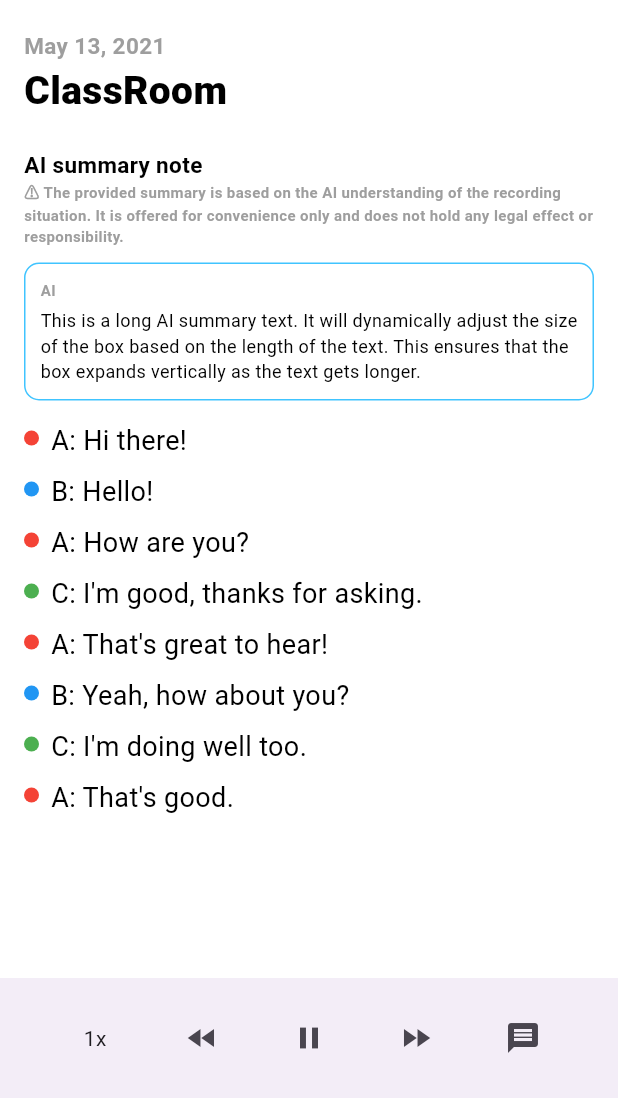
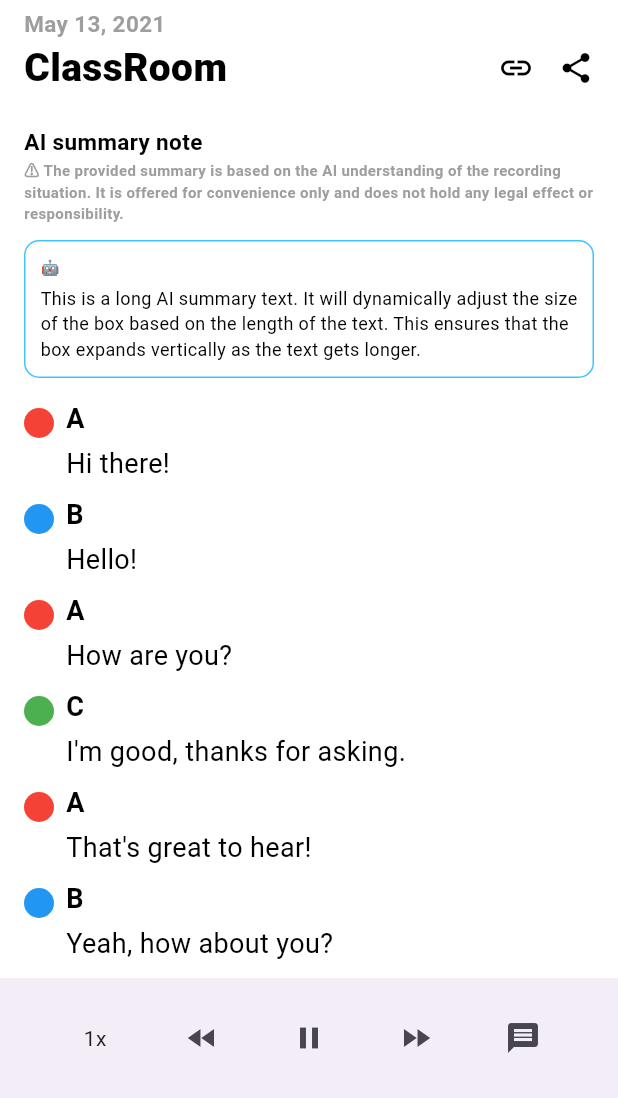
Before and after one commit to AGILE-CK/GDSC-Archivit-Frontend, a Flutter app: the VoiceTextScreen screen opened directly, on a phone screen of 412 x 824 dp, the part 138-1236 px from its top. Run offline on Flutter 3.47's test engine with Material 3 defaults, Android fonts, the phone set to English and light mode, and no system bars; our stand-ins replace fluentui_system_icons, flutter_screenutil, flutter_speed_dial, get.

Commit message:
asa
asas

```diff
--- a/lib/home/voice_setting.dart
+++ b/lib/home/voice_setting.dart
@@ -22,7 +22,10 @@ class _VoiceSettingScreenState extends State<VoiceSettingScreen> {
               children: [
                 Container(
                   margin: EdgeInsets.only(left: 16.0, top: 44.0, right: 16.0),
-                  child: Text(
+                  child: Row(
+                    mainAxisAlignment: MainAxisAlignment.spaceBetween,
+                    children: [
+                      Text(
                         'Archivit',
                         style: TextStyle(
                           color: Colors.white,
@@ -31,6 +34,21 @@ class _VoiceSettingScreenState extends State<VoiceSettingScreen> {
                           height: 1.2,
                           letterSpacing: 1.0,
                         ),
+                      ),
+                      GestureDetector(
+                        onTap: () {
+                          // Add function here for saving settings
+                        },
+                        child: Text(
+                          'Save',
+                          style: TextStyle(
+                            color: Colors.blue,
+                            fontSize: 20.0,
+                            fontWeight: FontWeight.bold,
+                          ),
+                        ),
+                      ),
+                    ],
                   ),
                 ),
                 SizedBox(height: 20.0),
@@ -157,8 +175,8 @@ class _VoiceSettingScreenState extends State<VoiceSettingScreen> {
       height: 60,
       decoration: BoxDecoration(
         shape: BoxShape.circle,
-        color: Colors.black, // 배경색을 검정색으로 설정
-        border: Border.all(color: Colors.white), // 테두리를 흰색 실선으로 설정
+        color: Colors.black,
+        border: Border.all(color: Colors.white),
       ),
       child: Center(
         child: Text(
--- a/lib/home/voice_text.dart
+++ b/lib/home/voice_text.dart
@@ -1,6 +1,13 @@
 import 'package:flutter/material.dart';
 
 enum PlaybackSpeed { normal, doubleSpeed, tripleSpeed }
+
+class Conversation {
+  final String speaker;
+  final String message;
+
+  Conversation(this.speaker, this.message);
+}
 
 class VoiceTextScreen extends StatefulWidget {
   @override
@@ -11,16 +18,19 @@ class _VoiceTextScreenState extends State<VoiceTextScreen> {
   bool isPlaying = false;
   PlaybackSpeed playbackSpeed = PlaybackSpeed.normal;
 
-  // 대상들의 대화를 나타내는 리스트
-  List<String> conversation = [
-    "A: Hi there!",
-    "B: Hello!",
-    "A: How are you?",
-    "C: I'm good, thanks for asking.",
-    "A: That's great to hear!",
-    "B: Yeah, how about you?",
-    "C: I'm doing well too.",
-    "A: That's good."
+  // 대화를 나타내는 Conversation 객체의 리스트
+  List<Conversation> conversation = [
+    Conversation("A", "Hi there!"),
+    Conversation("B", "Hello!"),
+    Conversation("A", "How are you?"),
+    Conversation("C", "I'm good, thanks for asking."),
+    Conversation("A", "That's great to hear!"),
+    Conversation("B", "Yeah, how about you?"),
+    Conversation("C", "I'm doing well too."),
+    Conversation("A", "That's good."),
+    Conversation("B", "What are you doing this weekend?"),
+    Conversation("C", "I'm planning to go hiking with some friends."),
+    Conversation("A", "Sounds like fun!"),
   ];
 
   @override
@@ -51,7 +61,7 @@ class _VoiceTextScreenState extends State<VoiceTextScreen> {
                       ),
                     ],
                   ),
-                  SizedBox(height: 20.0),
+                  SizedBox(height: 5.0),
                   Text(
                     'May 13, 2021',
                     style: TextStyle(
@@ -61,6 +71,10 @@ class _VoiceTextScreenState extends State<VoiceTextScreen> {
                     ),
                   ),
                   SizedBox(height: 1.0),
+                  Row(
+                    mainAxisAlignment:
+                        MainAxisAlignment.spaceBetween, // 링크와 공유 아이콘을 오른쪽으로 정렬
+                    children: [
                       Text(
                         'ClassRoom',
                         style: TextStyle(
@@ -68,6 +82,21 @@ class _VoiceTextScreenState extends State<VoiceTextScreen> {
                           fontSize: 26.0,
                           fontWeight: FontWeight.w900,
                         ),
+                      ),
+                      Row(
+                        children: [
+                          Icon(
+                            Icons.link,
+                            color: Colors.black,
+                          ),
+                          SizedBox(width: 16),
+                          Icon(
+                            Icons.share,
+                            color: Colors.black,
+                          ),
+                        ],
+                      ),
+                    ],
                   ),
                   SizedBox(height: 20.0),
                   Text(
@@ -91,7 +120,7 @@ class _VoiceTextScreenState extends State<VoiceTextScreen> {
                 ],
               ),
             ),
-            SizedBox(height: 10.0), // 텍스트와 대화 텍스트 사이 간격 조절
+            SizedBox(height: 10.0),
             Container(
               margin: EdgeInsets.symmetric(horizontal: 16.0),
               padding: EdgeInsets.all(10.0),
@@ -103,14 +132,14 @@ class _VoiceTextScreenState extends State<VoiceTextScreen> {
                 crossAxisAlignment: CrossAxisAlignment.start,
                 children: [
                   Text(
-                    'AI',
+                    '🤖',
                     style: TextStyle(
                       color: Colors.grey,
                       fontSize: 10.0,
                       fontWeight: FontWeight.bold,
                     ),
                   ),
-                  SizedBox(height: 5.0), // 텍스트 위아래 여백 추가
+                  SizedBox(height: 5.0),
                   Text(
                     'This is a long AI summary text. It will dynamically adjust the size of the box based on the length of the text. This ensures that the box expands vertically as the text gets longer.',
                     style: TextStyle(
@@ -121,39 +150,51 @@ class _VoiceTextScreenState extends State<VoiceTextScreen> {
                 ],
               ),
             ),
-            SizedBox(height: 10.0), // 대화 텍스트와 BottomBar 사이 간격 조절
-            Container(
+            SizedBox(height: 10.0),
+            SingleChildScrollView(
+              child: Container(
                 margin: EdgeInsets.symmetric(horizontal: 16.0),
                 child: Column(
                   crossAxisAlignment: CrossAxisAlignment.start,
-                children: conversation.map((text) {
+                  children: conversation.map((conv) {
                     return Padding(
                       padding: const EdgeInsets.symmetric(vertical: 4.0),
                       child: Row(
                         crossAxisAlignment: CrossAxisAlignment.start,
                         children: [
                           Container(
-                          width: 10.0, // 동그라미 크기 조절
-                          height: 10.0, // 동그라미 크기 조절
-                          margin: EdgeInsets.only(
-                              top: 6.0, right: 8.0), // 동그라미 위치 조절
+                            width: 20.0,
+                            height: 20.0,
+                            margin: EdgeInsets.only(top: 6.0, right: 8.0),
                             decoration: BoxDecoration(
-                            color: text.startsWith("A")
+                              color: conv.speaker == "A"
                                   ? Colors.red
-                                : text.startsWith("B")
+                                  : conv.speaker == "B"
                                       ? Colors.blue
-                                    : Colors.green, // A, B, C에 따라 다른 색상 적용
+                                      : Colors.green,
                               shape: BoxShape.circle,
                             ),
                           ),
-                        Expanded(
-                          child: Text(
-                            text,
+                          Column(
+                            crossAxisAlignment: CrossAxisAlignment.start,
+                            children: [
+                              Text(
+                                conv.speaker,
+                                style: TextStyle(
+                                  color: Colors.black,
+                                  fontSize: 18.0,
+                                  fontWeight: FontWeight.bold,
+                                ),
+                              ),
+                              SizedBox(height: 4.0),
+                              Text(
+                                conv.message,
                                 style: TextStyle(
                                   color: Colors.black,
                                   fontSize: 18.0,
                                 ),
                               ),
+                            ],
                           ),
                         ],
                       ),
@@ -161,10 +202,13 @@ class _VoiceTextScreenState extends State<VoiceTextScreen> {
                   }).toList(),
                 ),
               ),
+            ),
           ],
         ),
       ),
       bottomNavigationBar: BottomAppBar(
+        child: Container(
+          height: 60.0,
           child: Row(
             mainAxisAlignment: MainAxisAlignment.spaceEvenly,
             children: [
@@ -224,6 +268,13 @@ class _VoiceTextScreenState extends State<VoiceTextScreen> {
             ],
           ),
         ),
+      ),
     );
   }
 }
+
+void main() {
+  runApp(MaterialApp(
+    home: VoiceTextScreen(),
+  ));
+}
--- a/lib/main.dart
+++ b/lib/main.dart
@@ -75,10 +75,10 @@ Widget _splashLoadingWidget(AsyncSnapshot snapshot) {
       return HomeScreen();
     } else {
       // not logged in (token does not exist)
-      return VoiceSettingScreen();
+      return VoiceTextScreen();
     }
   } else {
     // loading
-    return VoiceSettingScreen();
+    return VoiceTextScreen();
   }
 }
```
Lines whose indentation alone changed are shown as unchanged.
